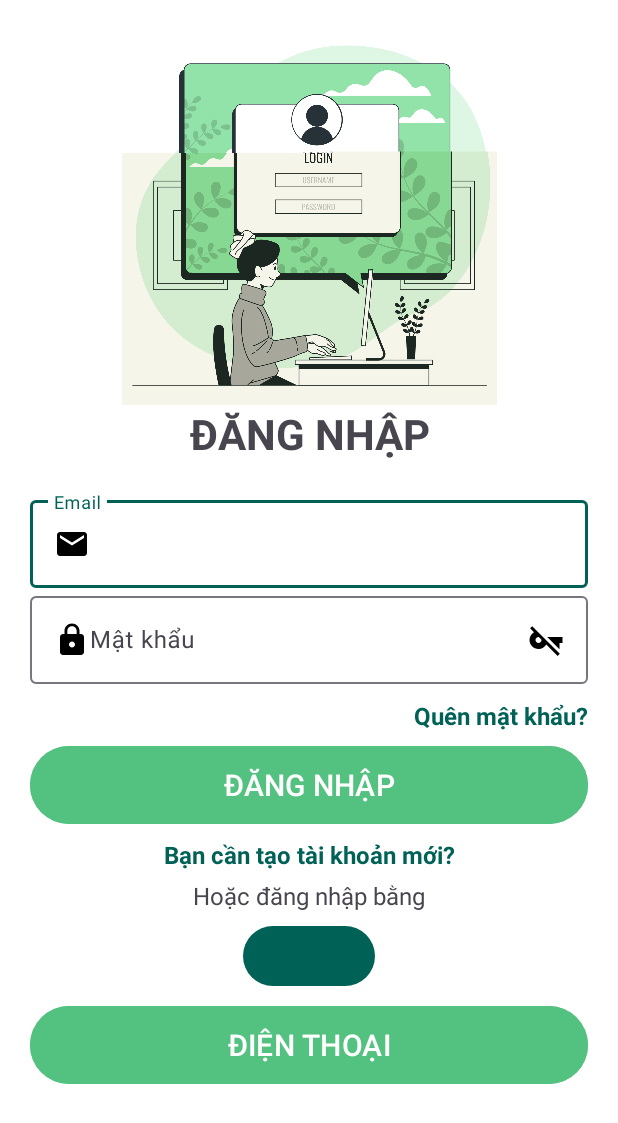
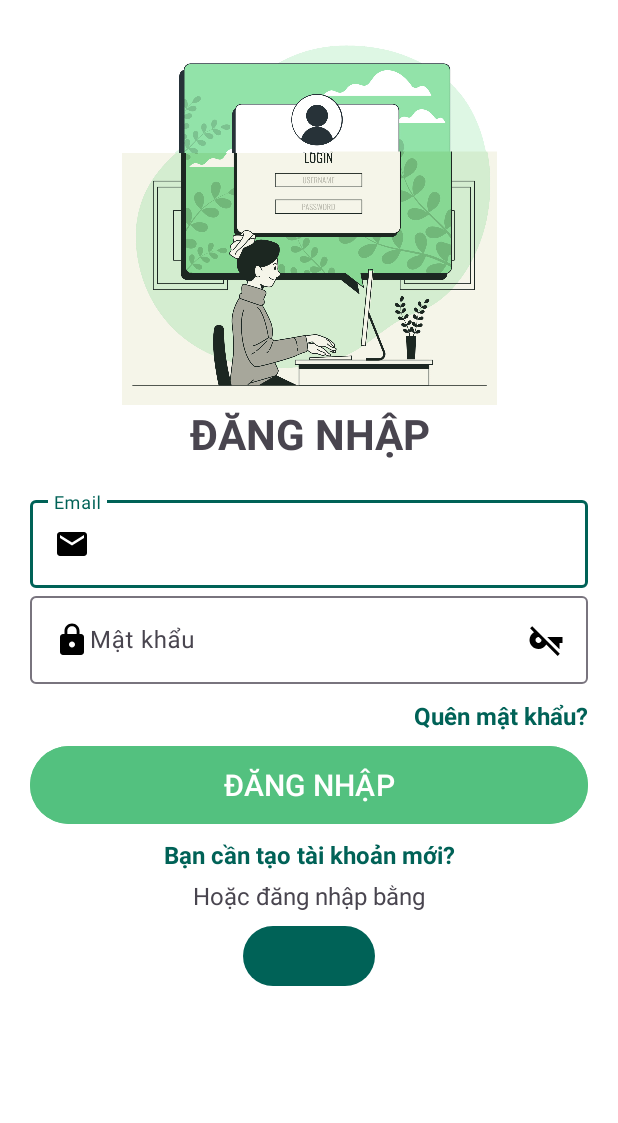
Before and after one commit to bpbn/UngDungChat, an Android app: the screen it shows after launch (LoginActivity), on a phone screen of 412 x 824 dp. Shown: the top 1123 px of the screen. Run offline under Robolectric (Android 15) with nearby library versions, the phone set to English and light mode, and no system bars; our stand-ins replace CircleImageView, Firebase (no records; nobody signed in at launch, a user with empty details on screens opened directly), Picasso; plain views replace GoogleSignInButton; pictures from the network do not load; 1 statement that could not run was skipped.

Commit message:
hide phone login button

```diff
--- a/app/src/main/java/didong/ungdungchat/Activity/LoginActivity.java
+++ b/app/src/main/java/didong/ungdungchat/Activity/LoginActivity.java
@@ -106,6 +106,7 @@ public class LoginActivity extends AppCompatActivity {
             }
         });
 
+        binding.btnPhone.setVisibility(View.GONE);
     }
     private void SignInGoogle() {
         mGoogleSignInClient.signOut().addOnCompleteListener(this, new OnCompleteListener<Void>() {
```
Also changed, not shown: app/src/main/res/drawable/profile_activity.jpg (added), app/src/main/res/drawable/profile_activity.png (deleted).
